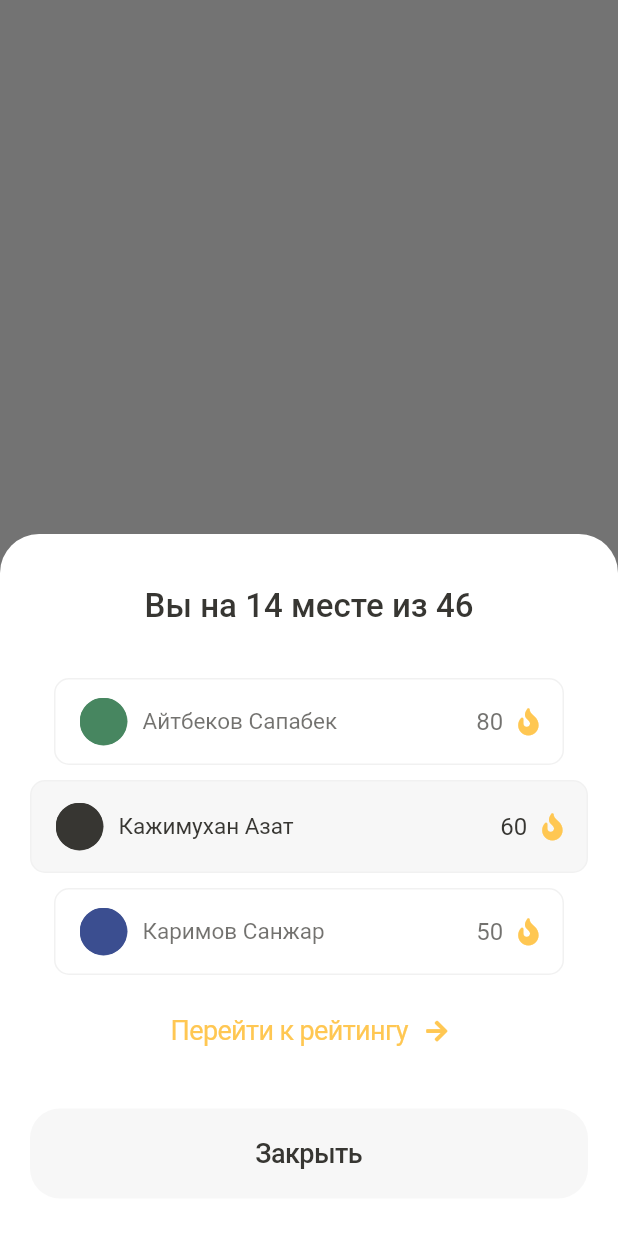
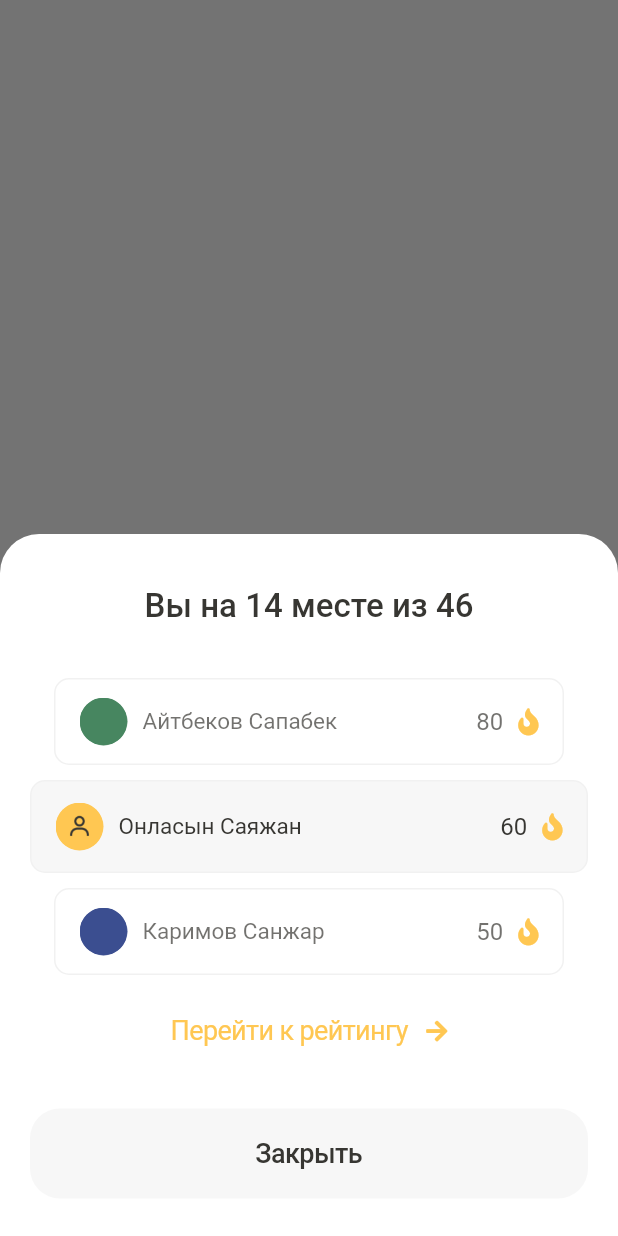
Before and after one commit to Crepiks/nomad-mobile, a Flutter app: what buildScoreSheet() shows on an empty page, opened directly with empty values, on a phone screen of 412 x 824 dp. Run offline on Flutter 3.47's test engine with Material 2 defaults, Android fonts, the phone set to English and light mode, and no system bars; our stand-ins replace fl_chart, font_awesome_flutter, get, mask_text_input_formatter, shared_preferences; accounts and stored records are empty.

```diff
--- a/lib/home/views/home_view.dart
+++ b/lib/home/views/home_view.dart
@@ -117,7 +117,7 @@ buildScoreSheet(BuildContext context, Function navigateToPage) {
     UserScore(
         "Айтбеков Сапабек", "assets/images/user-score-avatar-2.png", 80, false),
     UserScore(
-        "Кажимухан Азат", "assets/images/user-score-avatar-1.png", 60, true),
+        "Онласын Саяжан", "assets/images/mock-user-avatar.png", 60, true),
     UserScore(
         "Каримов Санжар", "assets/images/user-score-avatar-3.png", 50, false),
   ];
```
